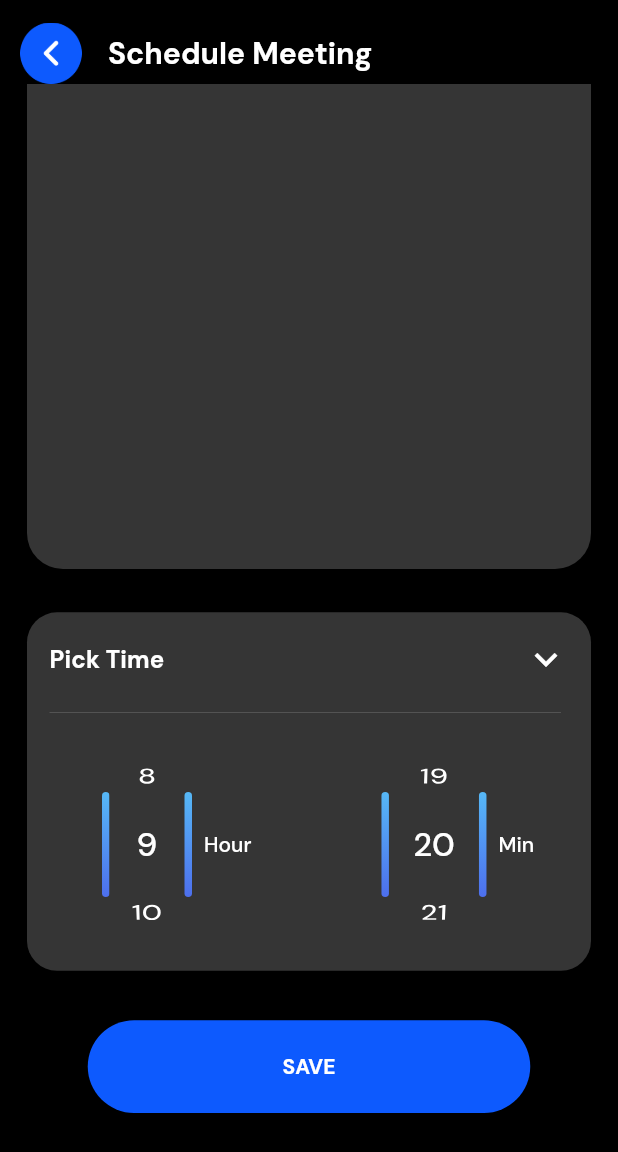
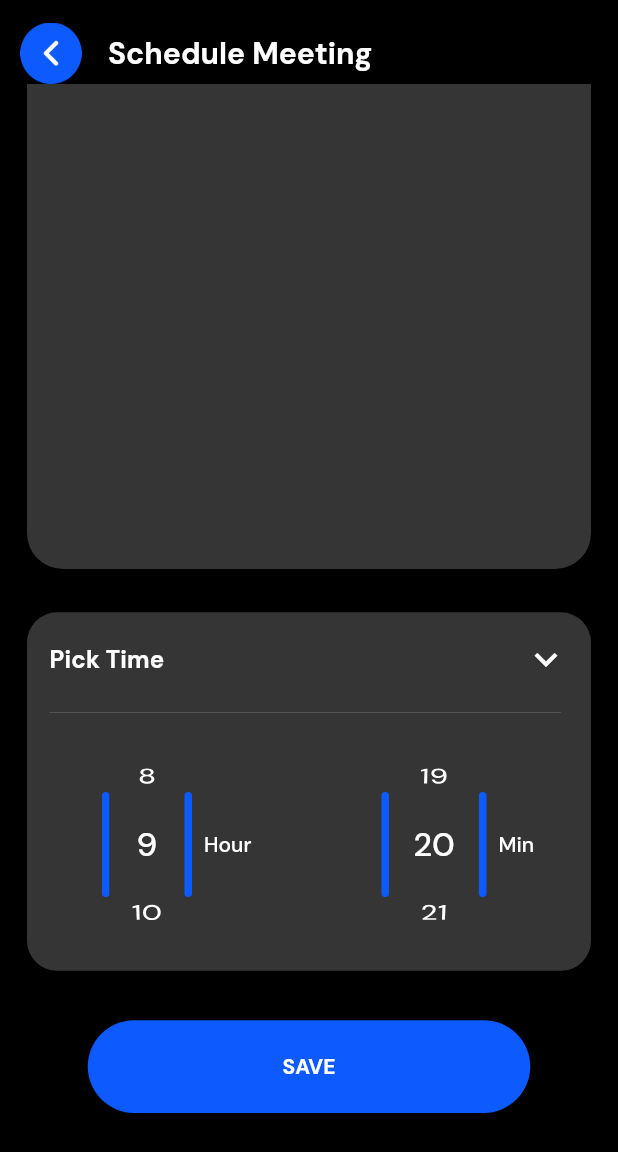
Before and after one commit to Apptesting7260/Flikka, a Flutter app: the CalendarScreen screen opened directly, scrolled down 171 dp, on a phone screen of 412 x 824 dp. Shown: the top 1152 px of the screen. Run offline on Flutter 3.47's test engine with Material 2 defaults, Android fonts, the phone set to English and light mode, and no system bars; our stand-ins replace cached_network_image, dotted_border, dropdown_button2, file_picker, flutter_advanced_switch, flutter_card_swiper and 16 more; missing offline and left inert: flutter_downloader, new_pinput, omni_datetime_picker, table_calendar_null_safe; accounts and stored records are empty; project files that could hold a hidden picture were left out.

Commit message:
18/11/2023

```diff
--- a/lib/Job Recruiter/Schedule_meeting_calendar/meeting_calendar.dart
+++ b/lib/Job Recruiter/Schedule_meeting_calendar/meeting_calendar.dart
@@ -1,5 +1,6 @@
 
 import 'package:flikka/Job%20Recruiter/metting_list/metting_list_tabbar.dart';
+import 'package:flikka/widgets/app_colors.dart';
 import 'package:flikka/widgets/my_button.dart';
 import 'package:flutter/material.dart';
 import 'package:get/get.dart';
@@ -43,33 +44,31 @@ class _CalendarScreenState extends State<CalendarScreen> {
       ),
       body: SingleChildScrollView(
         child: Padding(
-          padding:  EdgeInsets.symmetric(horizontal: 18.0),
+          padding: const EdgeInsets.symmetric(horizontal: 18.0),
           child: Column(
             children: [
               SizedBox(height: Get.height*.04,),
-
               Container(
                 height: Get.height*.56,
                 decoration: BoxDecoration(
-                  color: Color(0xff353535),
+                  color: const Color(0xff353535),
                   borderRadius: BorderRadius.circular(24.0),
                 ),
-                // padding: EdgeInsets.all(8.0),
-                // margin: EdgeInsets.all(25.0),
+
                 child: Column(
                   children: [
                     SizedBox(height: Get.height*.025,),
                     Padding(
-                      padding: EdgeInsets.symmetric(horizontal: 15),
+                      padding: const EdgeInsets.symmetric(horizontal: 15),
                       child: Row(
                         mainAxisAlignment: MainAxisAlignment.spaceBetween,
                         children: [
                           Text("Pick Date",style: Theme.of(context).textTheme.titleSmall?.copyWith(fontWeight: FontWeight.w700),),
-                          Icon(Icons.keyboard_arrow_down,color: Colors.white,size: 30,)
+                          const Icon(Icons.keyboard_arrow_down,color: Colors.white,size: 30,)
                         ],
                       ),
                     ),
-                    Divider(
+                    const Divider(
                       height: 35,
                       color: Color(0xffFFFFFF),
                       thickness: .1,
@@ -84,14 +83,9 @@ class _CalendarScreenState extends State<CalendarScreen> {
                           return Container(
                             height: 10,
                             width: 10,
-                            margin: EdgeInsets.all(5),
-                            decoration: BoxDecoration(
-                                gradient: LinearGradient(
-                                    colors: [
-                                      Color(0xff56B8F6 ),
-                                      Color(0xff4D6FED)],
-                                    end: Alignment.topCenter,
-                                    begin: Alignment.bottomCenter),
+                            margin: const EdgeInsets.all(5),
+                            decoration: const BoxDecoration(
+                               color: AppColors.blueThemeColor,
                                 shape: BoxShape.circle
                             ),
                             child: Center(
@@ -111,7 +105,7 @@ class _CalendarScreenState extends State<CalendarScreen> {
                           );
                         },
                       ),
-                      calendarStyle: CalendarStyle(
+                      calendarStyle: const CalendarStyle(
                         outsideDaysVisible: false,
                         weekendStyle: TextStyle(color: Colors.white),
                         holidayStyle: TextStyle(color: Colors.white),
@@ -119,11 +113,11 @@ class _CalendarScreenState extends State<CalendarScreen> {
                         outsideWeekendStyle: TextStyle(color: Colors.white),
                         outsideHolidayStyle: TextStyle(color: Colors.white),
                       ),
-                      daysOfWeekStyle: DaysOfWeekStyle(
+                      daysOfWeekStyle: const DaysOfWeekStyle(
                         weekendStyle: TextStyle(color: Colors.white),
                         weekdayStyle: TextStyle(color: Colors.white),
                       ),
-                      headerStyle: HeaderStyle(
+                      headerStyle: const HeaderStyle(
                         formatButtonVisible: false,
                         titleTextStyle:
                         TextStyle(color: Colors.white, fontSize: 16),
@@ -143,25 +137,23 @@ class _CalendarScreenState extends State<CalendarScreen> {
               SizedBox(height: Get.height*.035,),
               Container(
                 decoration: BoxDecoration(
-                    color: Color(0xff353535),
+                    color: const Color(0xff353535),
                     borderRadius: BorderRadius.circular(20)),
-                // color: Colors.black,
                 height: Get.height*.29,
-                // width: MediaQuery.of(context).size.width * .75,
                 child: Column(
                   children: [
                     SizedBox(height: Get.height*.02,),
                     Padding(
-                      padding: EdgeInsets.symmetric(horizontal: 15),
+                      padding: const EdgeInsets.symmetric(horizontal: 15),
                       child: Row(
                         mainAxisAlignment: MainAxisAlignment.spaceBetween,
                         children: [
                           Text("Pick Time",style: Theme.of(context).textTheme.titleSmall?.copyWith(fontWeight: FontWeight.w700),),
-                          Icon(Icons.keyboard_arrow_down,color: Colors.white,size: 30,)
+                          const Icon(Icons.keyboard_arrow_down,color: Colors.white,size: 30,)
                         ],
                       ),
                     ),
-                    Divider(
+                    const Divider(
                       height: 40,
                       color: Color(0xffFFFFFF),
                       thickness: .1,
@@ -174,7 +166,7 @@ class _CalendarScreenState extends State<CalendarScreen> {
                       child: Row(
                         mainAxisAlignment: MainAxisAlignment.center,
                         children: [
-                          SizedBox(
+                          const SizedBox(
                             width: 20,
                           ),
                           _buildSelectionContainer(),
@@ -183,44 +175,20 @@ class _CalendarScreenState extends State<CalendarScreen> {
                           _buildHourMinText('Hour'),
                           Spacer(),
                           _buildSelectionContainer(),
-                          // SizedBox(
-                          //   width: 10,
-                          // ),
                           // _buildSelectionContainer(),
                           _buildMinutePicker(),
                           _buildSelectionContainer(),
                           _buildHourMinText('Min'),
+
                         ],
                       ),
                     ),
                   ],
                 ),
-                // child: Row(
-                //   mainAxisAlignment: MainAxisAlignment.center,
-                //   children: [
-                //
-                //     SizedBox(
-                //       width: 20,
-                //     ),
-                //     _buildSelectionContainer(),
-                //     _buildHourPicker(),
-                //     _buildSelectionContainer(),
-                //     _buildHourMinText('Hour'),
-                //     Spacer(),
-                //     _buildSelectionContainer(),
-                //     // SizedBox(
-                //     //   width: 10,
-                //     // ),
-                //     // _buildSelectionContainer(),
-                //     _buildMinutePicker(),
-                //     _buildSelectionContainer(),
-                //     _buildHourMinText('Min'),
-                //   ],
-                // ),
               ),
               SizedBox(height: Get.height*.04,),
               MyButton(title: "SAVE", onTap1: () {
-                Get.to(()=>MettingListTabbar());
+                Get.to(()=>const MettingListTabbar());
               },),
               SizedBox(height: Get.height*.1,),
             ],
@@ -235,7 +203,7 @@ class _CalendarScreenState extends State<CalendarScreen> {
       padding: const EdgeInsets.symmetric(horizontal: 8.0),
       child: Text(
         x,
-        style: TextStyle(color: Colors.white),
+        style: const TextStyle(color: Colors.white),
       ),
     );
   }
@@ -246,14 +214,7 @@ class _CalendarScreenState extends State<CalendarScreen> {
       height: 70,
       decoration: BoxDecoration(
         borderRadius: BorderRadius.circular(40), // Set border radius to 40
-        gradient: LinearGradient(
-          begin: Alignment.topCenter,
-          end: Alignment.bottomCenter,
-          colors: [
-            Color(0xFF56B8F6), // Gradient start color
-            Color(0xFF4D6FED), // Gradient end color
-          ],
-        ),
+       color: AppColors.blueThemeColor
       ),
     );
   }
@@ -266,7 +227,7 @@ class _CalendarScreenState extends State<CalendarScreen> {
     return Container(
       width: 50,
       height: 120,
-      color: Color(0xff353535),
+      color: const Color(0xff353535),
       child: ListWheelScrollView(
         controller: FixedExtentScrollController(
             initialItem: infiniteItemsCount ~/ 2), // Start in the middle
@@ -282,7 +243,7 @@ class _CalendarScreenState extends State<CalendarScreen> {
           return Center(
             child: Text(
               '$hourValue',
-              style: TextStyle(color: Colors.white, fontSize: 22),
+              style: const TextStyle(color: Colors.white, fontSize: 22),
             ),
           );
         }),
--- a/lib/main.dart
+++ b/lib/main.dart
@@ -1,6 +1,5 @@
 
 import 'package:flikka/Job%20Seeker/splash_screen.dart';
-import 'package:flikka/hiring%20Manager/schedule_interview.dart';
 import 'package:flikka/widgets/my_theme.dart';
 import 'package:flutter/material.dart';
 import 'package:flutter/services.dart';
@@ -29,7 +28,7 @@ class _MyAppState extends State<MyApp> {
       debugShowCheckedModeBanner: false,
       title: 'Flikka',
       theme: MyTheme.dark,
-      home: const ScheduleInterview()
+      home: const SplashScreen()
     );
   }
 }
```
